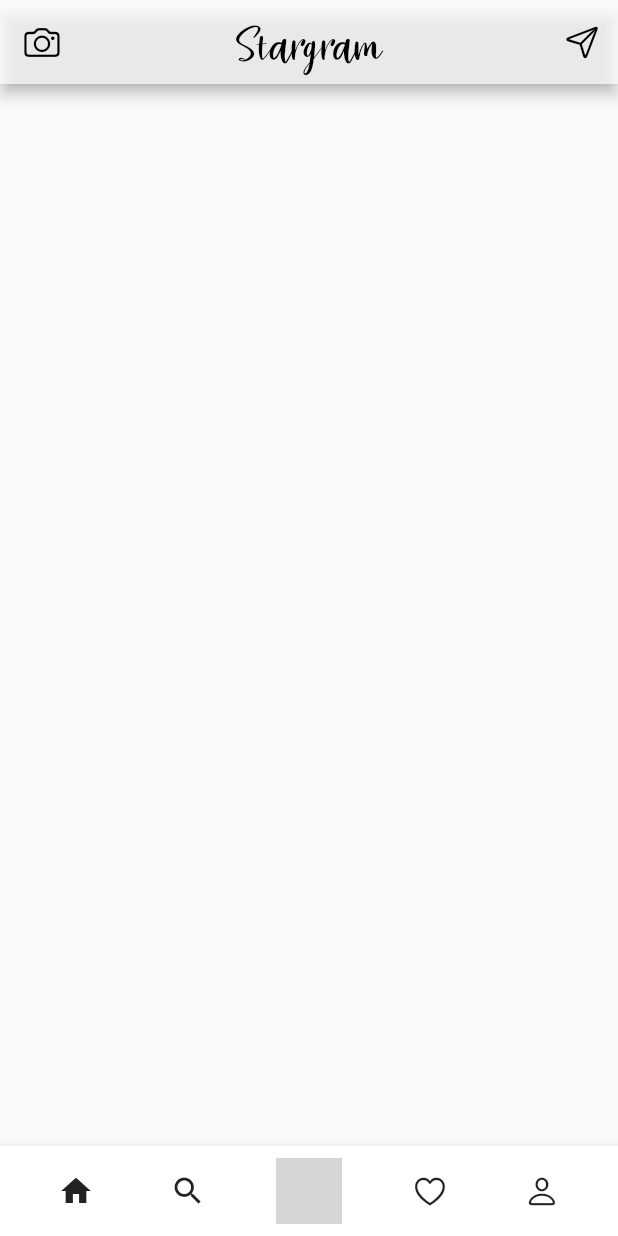
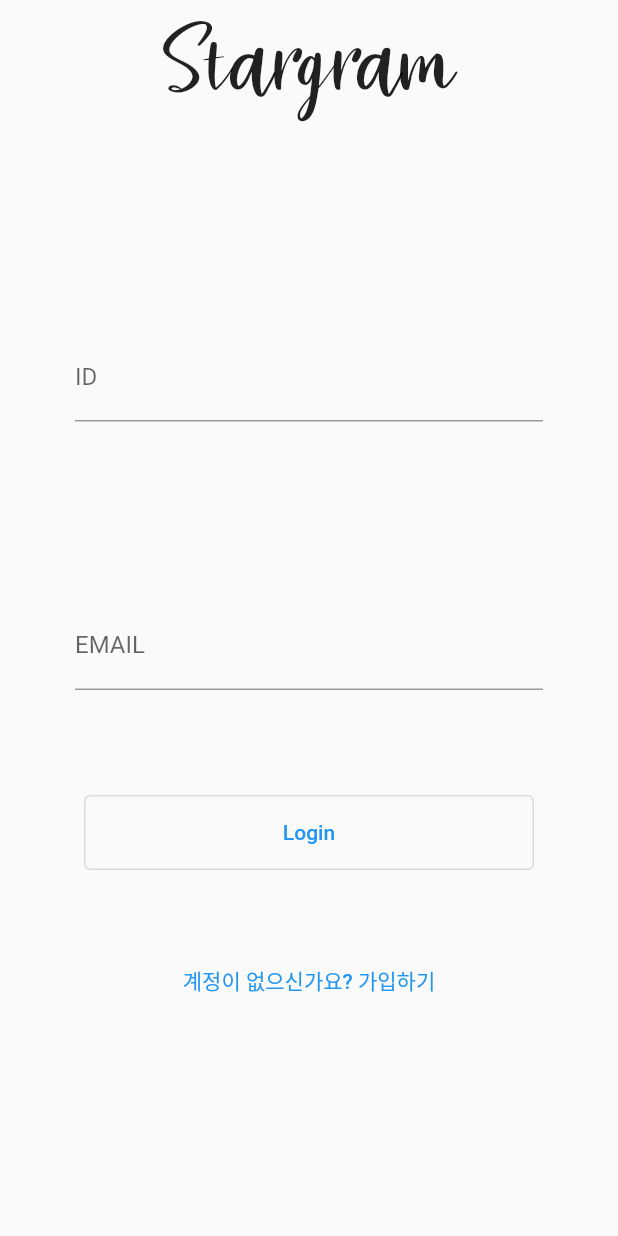
Before and after one commit to myoun/stargram, a Flutter app: the screen it shows after launch, on a phone screen of 412 x 824 dp. Run offline on Flutter 3.47's test engine with Material 2 defaults, Android fonts, the phone set to English and light mode, and no system bars; our stand-ins replace flutter_svg; grey boxes are pictures that could not be loaded.

```diff
--- a/lib/main.dart
+++ b/lib/main.dart
@@ -1,6 +1,8 @@
 import 'package:flutter/material.dart';
 import 'package:flutter/cupertino.dart';
-import 'package:flutter_svg/flutter_svg.dart';
+import 'package:stargram/pages/login_page.dart';
+import 'package:stargram/pages/main_page.dart';
+import 'package:stargram/pages/register_page.dart';
 
 void main() {
   runApp(StargramApp());
@@ -10,55 +12,13 @@ class StargramApp extends StatelessWidget {
   @override
   Widget build(BuildContext context) {
     return MaterialApp(
-      home: Scaffold(
-        appBar: AppBar(
-          title: Text("Stargram",
-              style: TextStyle(
-                  fontFamily: "SillyHandScript",
-                  fontSize: 30,
-                  color: Colors.black)),
-          centerTitle: true,
-          backgroundColor: Colors.white70,
-          leading: IconButton(
-              onPressed: () => {},
-              icon: Icon(
-                CupertinoIcons.camera,
-                color: Colors.black,
-              )),
-          actions: [
-            IconButton(
-                onPressed: () => {},
-                icon: Icon(CupertinoIcons.paperplane, color: Colors.black))
-          ],
-        ),
-        body: Container(),
-        bottomNavigationBar: BottomAppBar(
-            child: SizedBox(
-          height: 60,
-          child: Row(
-            mainAxisAlignment: MainAxisAlignment.spaceEvenly,
-            children: [
-              IconButton(
-                onPressed: () => {},
-                icon: Icon(Icons.home),
-              ),
-              IconButton(onPressed: () => {}, icon: Icon(Icons.search)),
-              SizedBox(
-                  child: IconButton(
-                    onPressed: () => {},
-                    icon: SvgPicture.asset(
-                      "icons/add_icon.svg",
-                      semanticsLabel: "Upload Image",
-                    ),
-                  ),
-                  width: 60,
-                  height: 60),
-              IconButton(onPressed: () => {}, icon: Icon(CupertinoIcons.heart)),
-              IconButton(onPressed: () => {}, icon: Icon(CupertinoIcons.person))
-            ],
-          ),
-        )),
-      ),
+      title: "Stargram",
+      initialRoute: "/login",
+      routes: {
+        "/login": (context) => LoginPage(),
+        "/register": (context) => RegisterPage(),
+        "/home": (context) => MainPage()
+      },
     );
   }
 }
--- /dev/null
+++ b/lib/pages/login_page.dart
@@ -0,0 +1,97 @@
+import 'dart:convert';
+import 'package:flutter/material.dart';
+import 'package:http/http.dart' as http;
+import 'package:stargram/pages/main_page.dart';
+import 'package:stargram/user.dart';
+
+class LoginPage extends StatelessWidget {
+  final TextEditingController _nameController = TextEditingController();
+  final TextEditingController _emailController = TextEditingController();
+
+  @override
+  Widget build(BuildContext context) {
+    return Scaffold(
+      resizeToAvoidBottomInset: false,
+      body: Column(
+        children: [
+          Center(
+            child: Text(
+              "Stargram",
+              style: TextStyle(
+                fontFamily: "SillyHandScript",
+                fontSize: 60,
+              ),
+            ),
+          ),
+          SizedBox(height: 100),
+          Center(
+              child: Padding(
+            child: TextField(
+              controller: _nameController,
+              decoration: InputDecoration(labelText: "ID"),
+              keyboardType: TextInputType.text,
+            ),
+            padding: EdgeInsets.all(50.0),
+          )),
+          SizedBox(height: 20),
+          Center(
+            child: Padding(
+              child: TextField(
+                controller: _emailController,
+                decoration: InputDecoration(labelText: "EMAIL"),
+                keyboardType: TextInputType.emailAddress,
+              ),
+              padding: EdgeInsets.all(50.0),
+            ),
+          ),
+          SizedBox(height: 20),
+          SizedBox(
+              width: 300,
+              height: 50,
+              child: OutlinedButton(
+                onPressed: () => _login(context),
+                child: Text("Login"),
+              )),
+          SizedBox(height: 50),
+          TextButton(
+            child: Text("계정이 없으신가요? 가입하기"),
+            onPressed: () => {Navigator.pushNamed(context, "/register")},
+          )
+        ],
+      ),
+    );
+  }
+
+  void _login(BuildContext ctx) async {
+    var name = _nameController.text;
+    var email = _emailController.text;
+    var url = Uri.parse("http://10.0.2.2:8080/user?name=$name&email=$email");
+    var response = await http.get(url, headers: {
+      "Accept": "*/*",
+      "Access-Control-Allow-Origin": "*",
+      "Content-Type": "application/json"
+    });
+    if (response.statusCode != 200) {
+      showDialog(context: ctx, builder: (context) => LoginFailDialogWidget());
+    } else {
+      Map<String, dynamic> result = json.decode(response.body);
+      final user = User(result["name"], result["id"], result["email"]);
+      Navigator.pushNamed(ctx, "/home", arguments: MainPageArgument(user));
+    }
+  }
+}
+
+class LoginFailDialogWidget extends StatelessWidget {
+  @override
+  Widget build(BuildContext context) {
+    return AlertDialog(
+      title: Text("로그인에 실패하였습니다."),
+      content: Text("다시 시도해주세요"),
+      actions: [
+        TextButton(
+            onPressed: () => {Navigator.pop(context, "login")},
+            child: Text("OK"))
+      ],
+    );
+  }
+}
--- /dev/null
+++ b/lib/user.dart
@@ -0,0 +1,7 @@
+class User {
+  final String name;
+  final String id;
+  final String email;
+
+  const User(this.name, this.id, this.email);
+}
--- a/pubspec.yaml
+++ b/pubspec.yaml
@@ -1,5 +1,5 @@
 name: stargram
-description: A new Flutter project.
+description: Instagram Clone
 
 publish_to: 'none'
 
@@ -14,6 +14,7 @@ dependencies:
 
   cupertino_icons: ^1.0.2
   flutter_svg: ^1.0.0
+  http: ^0.13.4
 
 dev_dependencies:
   flutter_test:
```
Also changed, not shown: lib/pages/main_page.dart (added, +69 -0 lines), lib/pages/register_page.dart (added, +99 -0 lines), assets/example.txt (deleted), lib/components/example.txt (deleted), pubspec.lock, 2 other files.
